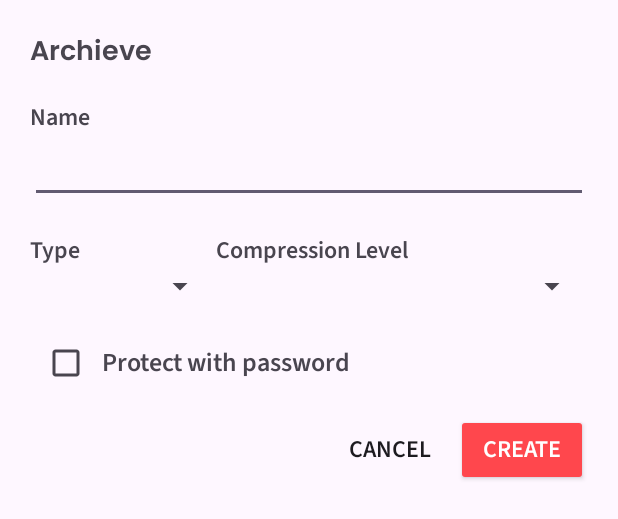
After one commit to shivamtechstack/FileFusion, an Android app: the layout archieve_dialog.xml on its own in the app's theme, with its tools: preview values and no code run, on a phone screen of 412 x 824 dp. The commit adds this screen. Shown: the top 519 px of the screen. Run offline under Robolectric (Android 15) with nearby library versions, the phone set to English and light mode, and no system bars; Roboto replaces fonts that are not available here.

Commit message:
Zip compression level added

```diff
--- a/app/src/main/AndroidManifest.xml
+++ b/app/src/main/AndroidManifest.xml
@@ -3,6 +3,8 @@
     xmlns:tools="http://schemas.android.com/tools">
     <uses-permission android:name="android.permission.MANAGE_EXTERNAL_STORAGE"
         tools:ignore="ScopedStorage" />
+    <uses-permission android:name="android.permission.WRITE_EXTERNAL_STORAGE"/>
+    <uses-permission android:name="android.permission.READ_EXTERNAL_STORAGE"/>
 
     <application
         android:allowBackup="true"
--- /dev/null
+++ b/app/src/main/res/font/source_sans_pro_semibold.xml
@@ -0,0 +1,7 @@
+<?xml version="1.0" encoding="utf-8"?>
+<font-family xmlns:app="http://schemas.android.com/apk/res-auto"
+        app:fontProviderAuthority="com.google.android.gms.fonts"
+        app:fontProviderPackage="com.google.android.gms"
+        app:fontProviderQuery="name=Source Sans Pro&amp;weight=600"
+        app:fontProviderCerts="@array/com_google_android_gms_fonts_certs">
+</font-family>
--- /dev/null
+++ b/app/src/main/res/layout/archieve_dialog.xml
@@ -0,0 +1,170 @@
+<?xml version="1.0" encoding="utf-8"?>
+<LinearLayout xmlns:android="http://schemas.android.com/apk/res/android"
+    android:layout_width="match_parent"
+    android:layout_height="wrap_content"
+    android:padding="20dp"
+    xmlns:tools="http://schemas.android.com/tools"
+
+    android:orientation="vertical">
+
+    <TextView
+        android:layout_width="match_parent"
+        android:layout_height="wrap_content"
+        android:fontFamily="@font/poppins_semibold"
+        android:text="Archieve"
+        android:textSize="18sp" />
+
+    <TextView
+        android:layout_width="match_parent"
+        android:layout_height="wrap_content"
+        android:layout_marginTop="15dp"
+        android:fontFamily="@font/source_sans_pro_semibold"
+        android:text="Name"
+        android:textSize="16sp" />
+
+    <EditText
+        android:id="@+id/archivedFileName"
+        android:layout_width="match_parent"
+        android:textSize="18sp"
+        android:layout_height="wrap_content"/>
+
+    <LinearLayout
+        android:layout_marginTop="20dp"
+        android:layout_width="match_parent"
+        android:orientation="horizontal"
+        android:layout_height="wrap_content">
+
+    <LinearLayout
+        android:layout_width="match_parent"
+        android:layout_weight="2"
+        android:layout_height="wrap_content"
+        android:orientation="vertical">
+
+        <TextView
+            android:layout_width="match_parent"
+            android:layout_height="wrap_content"
+            android:fontFamily="@font/source_sans_pro_semibold"
+            android:text="Type"
+            android:textSize="16sp"
+            tools:ignore="HardcodedText" />
+
+        <Spinner
+            android:id="@+id/typeSpinnerArchive"
+            android:layout_width="match_parent"
+            android:layout_height="wrap_content"
+            />
+    </LinearLayout>
+
+        <LinearLayout
+            android:layout_weight="1"
+            android:layout_width="match_parent"
+            android:layout_height="wrap_content"
+            android:orientation="vertical">
+
+            <TextView
+                android:layout_width="match_parent"
+                android:layout_height="wrap_content"
+                android:fontFamily="@font/source_sans_pro_semibold"
+                android:text="Compression Level"
+                android:textSize="16sp"
+                tools:ignore="HardcodedText" />
+
+            <Spinner
+                android:id="@+id/spinnerCompressionArchieve"
+                android:layout_width="match_parent"
+                android:layout_height="wrap_content"/>
+        </LinearLayout>
+
+    </LinearLayout>
+
+    <LinearLayout
+        android:layout_width="match_parent"
+        android:layout_marginTop="15dp"
+        android:layout_height="wrap_content">
+
+        <CheckBox
+            android:id="@+id/protectWithPasswordCheckBox"
+            android:layout_width="wrap_content"
+            android:layout_height="wrap_content"/>
+
+        <TextView
+            android:layout_width="match_parent"
+            android:layout_height="wrap_content"
+            android:fontFamily="@font/source_sans_pro_semibold"
+            android:text="Protect with password"
+            android:textSize="17sp"
+            tools:ignore="HardcodedText" />
+    </LinearLayout>
+
+    <LinearLayout
+        android:layout_width="match_parent"
+        android:layout_height="wrap_content"
+        android:orientation="vertical"
+        android:visibility="gone"
+        android:layout_marginTop="12dp"
+        android:id="@+id/archivePasswordLayout">
+
+    <TextView
+        android:layout_width="match_parent"
+        android:text="Password"
+        android:textSize="16sp"
+        android:fontFamily="@font/source_sans_pro_semibold"
+        android:layout_height="wrap_content"
+        tools:ignore="HardcodedText" />
+    <EditText
+        android:id="@+id/archivePasswordEditText"
+        android:fontFamily="@font/source_sans_pro_semibold"
+        android:textSize="18sp"
+        android:layout_width="match_parent"
+        android:inputType="textPassword"
+        android:layout_height="wrap_content"/>
+
+    <TextView
+        android:layout_width="match_parent"
+        android:textSize="16sp"
+        android:text="Confirm Password"
+        android:fontFamily="@font/source_sans_pro_semibold"
+        android:layout_marginTop="10dp"
+        android:layout_height="wrap_content"
+        tools:ignore="HardcodedText" />
+
+    <EditText
+        android:id="@+id/archiveConfirmPasswordEditText"
+        android:layout_width="match_parent"
+        android:layout_height="wrap_content"
+        android:fontFamily="@font/source_sans_pro_semibold"
+        android:textSize="18sp"
+        android:inputType="textPassword"/>
+</LinearLayout>
+
+    <LinearLayout
+        android:layout_width="match_parent"
+        android:layout_height="wrap_content"
+        android:layout_marginTop="10dp"
+        android:gravity="end">
+
+        <androidx.appcompat.widget.AppCompatButton
+            android:id="@+id/archive_cancel_button"
+            android:layout_width="wrap_content"
+            android:elevation="5dp"
+            style="@style/Widget.AppCompat.Button.Borderless"
+            android:layout_height="wrap_content"
+            android:text="cancel"
+            android:textSize="16sp"
+            android:fontFamily="@font/source_sans_pro_semibold"
+            tools:ignore="HardcodedText" />
+
+        <androidx.appcompat.widget.AppCompatButton
+            android:id="@+id/create_archieve_button"
+            android:layout_width="wrap_content"
+            android:elevation="5dp"
+            android:textSize="16sp"
+            android:fontFamily="@font/source_sans_pro_semibold"
+            android:backgroundTint="@color/lightred"
+            android:layout_height="wrap_content"
+            android:text="Create"
+            android:textColor="@color/white"
+            tools:ignore="HardcodedText" />
+    </LinearLayout>
+
+</LinearLayout>
--- a/app/src/main/res/values/preloaded_fonts.xml
+++ b/app/src/main/res/values/preloaded_fonts.xml
@@ -3,6 +3,10 @@
     <array name="preloaded_fonts" translatable="false">
         <item>@font/</item>
         <item>@font/acme</item>
+        <item>@font/lato</item>
+        <item>@font/lato_bold</item>
+        <item>@font/merriweather_sans_light</item>
         <item>@font/montserrat_bold</item>
+        <item>@font/source_sans_pro_semibold</item>
     </array>
 </resources>
```
Also changed, not shown: app/src/main/java/shivam/sycodes/filefusion/archievingAndEncryption/ZipArchieve.kt (+19 -2 lines), app/src/main/java/shivam/sycodes/filefusion/popupmenus/BottomPopUpMenu.kt (+97 -2 lines), app/src/main/res/font/lato.xml (added, +7 -0 lines), app/src/main/res/font/lato_bold.xml (added, +7 -0 lines), app/src/main/res/layout/deletedialog.xml (+20 -8 lines), app/src/main/res/layout/fragment_file_explorer.xml (+4 -4 lines), app/src/main/res/font/merriweather_sans_light.ttf (added), app/src/main/res/font/poppins_thin.ttf (deleted).
